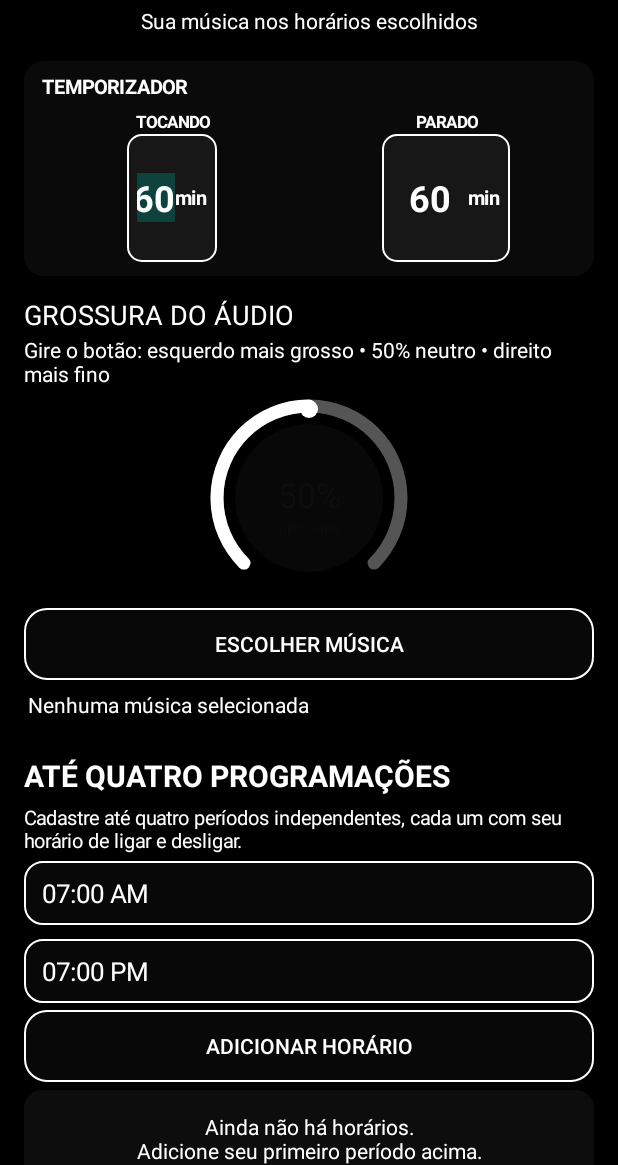
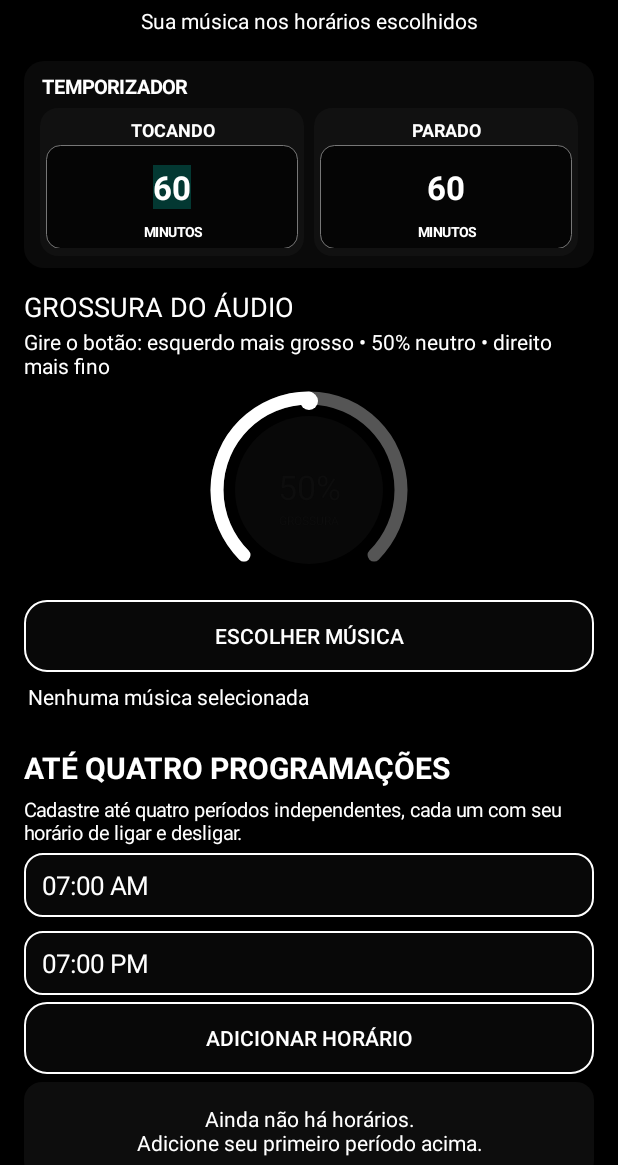
Before and after one commit to marvesanttos-dotcom/contador-flexoes., an Android app: the screen it shows after launch (MainActivity), on a phone screen of 412 x 824 dp, the part 71-1236 px from its top. Run offline under Robolectric (Android 15) with nearby library versions, the phone set to English and light mode, and no system bars.

Commit message:
Padroniza e moderniza cartões do temporizador

```diff
--- a/app/src/main/java/br/com/playerprogramado/MainActivity.java
+++ b/app/src/main/java/br/com/playerprogramado/MainActivity.java
@@ -57,19 +57,19 @@ public class MainActivity extends Activity {
         LinearLayout timerCard=new LinearLayout(this); timerCard.setOrientation(LinearLayout.VERTICAL); timerCard.setPadding(16,12,16,12); timerCard.setBackground(roundedBackground(0xFF0A0A0A,20));
         LinearLayout.LayoutParams timerCardParams=new LinearLayout.LayoutParams(-1,-2); timerCardParams.setMargins(0,8,0,8); root.addView(timerCard,timerCardParams);
         TextView timerTitle=new TextView(this); timerTitle.setText("TEMPORIZADOR"); timerTitle.setTextSize(13); timerTitle.setTypeface(null,1); timerTitle.setTextColor(0xFFFFFFFF); timerTitle.setPadding(2,0,0,8); timerCard.addView(timerTitle);
-        LinearLayout timerFields=new LinearLayout(this); timerFields.setOrientation(LinearLayout.HORIZONTAL); timerFields.setGravity(Gravity.CENTER_VERTICAL); timerCard.addView(timerFields);
-        LinearLayout playingTile=new LinearLayout(this); playingTile.setOrientation(LinearLayout.VERTICAL); playingTile.setGravity(Gravity.CENTER); playingTile.setPadding(4,2,4,2);
-        TextView playingLabel=new TextView(this); playingLabel.setText("TOCANDO"); playingLabel.setTextSize(11); playingLabel.setTypeface(null,1); playingLabel.setTextColor(0xFFFFFFFF); playingLabel.setGravity(Gravity.CENTER); playingTile.addView(playingLabel,new LinearLayout.LayoutParams(-1,24));
-        LinearLayout playingBalloon=new LinearLayout(this); playingBalloon.setOrientation(LinearLayout.HORIZONTAL); playingBalloon.setGravity(Gravity.CENTER); playingBalloon.setPadding(10,4,10,4); GradientDrawable playingBg=roundedBackground(0xFF171717,14); playingBg.setStroke(2,0xFFFFFFFF); playingBalloon.setBackground(playingBg);
-        onMinutesField=new EditText(this); onMinutesField.setSingleLine(true); onMinutesField.setInputType(2); onMinutesField.setText(String.valueOf(prefs.getInt("cycle_on",60))); styleMinuteField(onMinutesField,""); onMinutesField.setTextSize(24); onMinutesField.setTypeface(null,1); onMinutesField.setTextColor(0xFFFFFFFF); onMinutesField.setBackgroundColor(0x00000000); onMinutesField.setSelectAllOnFocus(true); playingBalloon.addView(onMinutesField,new LinearLayout.LayoutParams(38,112));
-        TextView onUnit=new TextView(this); onUnit.setText("min"); onUnit.setTextSize(13); onUnit.setTypeface(null,1); onUnit.setTextColor(0xFFFFFFFF); playingBalloon.addView(onUnit); playingTile.addView(playingBalloon,new LinearLayout.LayoutParams(-2,128));
-        timerFields.addView(playingTile,new LinearLayout.LayoutParams(0,156,1));
-        LinearLayout stoppedTile=new LinearLayout(this); stoppedTile.setOrientation(LinearLayout.VERTICAL); stoppedTile.setGravity(Gravity.CENTER); stoppedTile.setPadding(4,2,4,2);
-        TextView stoppedLabel=new TextView(this); stoppedLabel.setText("PARADO"); stoppedLabel.setTextSize(11); stoppedLabel.setTypeface(null,1); stoppedLabel.setTextColor(0xFFFFFFFF); stoppedLabel.setGravity(Gravity.CENTER); stoppedTile.addView(stoppedLabel,new LinearLayout.LayoutParams(-1,24));
-        LinearLayout stoppedBalloon=new LinearLayout(this); stoppedBalloon.setOrientation(LinearLayout.HORIZONTAL); stoppedBalloon.setGravity(Gravity.CENTER); stoppedBalloon.setPadding(10,4,10,4); GradientDrawable stoppedBg=roundedBackground(0xFF171717,14); stoppedBg.setStroke(2,0xFFFFFFFF); stoppedBalloon.setBackground(stoppedBg);
-        offMinutesField=new EditText(this); offMinutesField.setSingleLine(true); offMinutesField.setInputType(2); offMinutesField.setText(String.valueOf(prefs.getInt("cycle_off",60))); styleMinuteField(offMinutesField,""); offMinutesField.setTextSize(24); offMinutesField.setTypeface(null,1); offMinutesField.setTextColor(0xFFFFFFFF); offMinutesField.setBackgroundColor(0x00000000); offMinutesField.setSelectAllOnFocus(true); stoppedBalloon.addView(offMinutesField,new LinearLayout.LayoutParams(76,56));
-        TextView offUnit=new TextView(this); offUnit.setText("min"); offUnit.setTextSize(13); offUnit.setTypeface(null,1); offUnit.setTextColor(0xFFFFFFFF); stoppedBalloon.addView(offUnit); stoppedTile.addView(stoppedBalloon,new LinearLayout.LayoutParams(-2,128));
-        LinearLayout.LayoutParams stoppedParams=new LinearLayout.LayoutParams(0,156,1); stoppedParams.setMargins(10,0,0,0); timerFields.addView(stoppedTile,stoppedParams);
+        LinearLayout timerFields=new LinearLayout(this); timerFields.setOrientation(LinearLayout.HORIZONTAL); timerFields.setGravity(Gravity.CENTER); timerCard.addView(timerFields);
+        LinearLayout playingTile=new LinearLayout(this); playingTile.setOrientation(LinearLayout.VERTICAL); playingTile.setGravity(Gravity.CENTER); playingTile.setPadding(6,8,6,8); playingTile.setBackground(roundedBackground(0xFF111111,18));
+        TextView playingLabel=new TextView(this); playingLabel.setText("TOCANDO"); playingLabel.setTextSize(12); playingLabel.setTypeface(null,1); playingLabel.setTextColor(0xFFFFFFFF); playingLabel.setGravity(Gravity.CENTER); playingTile.addView(playingLabel,new LinearLayout.LayoutParams(-1,30));
+        LinearLayout playingBalloon=new LinearLayout(this); playingBalloon.setOrientation(LinearLayout.VERTICAL); playingBalloon.setGravity(Gravity.CENTER); playingBalloon.setPadding(8,8,8,8); GradientDrawable playingBg=roundedBackground(0xFF050505,14); playingBg.setStroke(1,0xFF777777); playingBalloon.setBackground(playingBg);
+        onMinutesField=new EditText(this); onMinutesField.setSingleLine(true); onMinutesField.setInputType(2); onMinutesField.setText(String.valueOf(prefs.getInt("cycle_on",60))); styleMinuteField(onMinutesField,""); onMinutesField.setTextSize(22); onMinutesField.setTypeface(null,1); onMinutesField.setTextColor(0xFFFFFFFF); onMinutesField.setBackgroundColor(0x00000000); onMinutesField.setSelectAllOnFocus(true); onMinutesField.setGravity(Gravity.CENTER); playingBalloon.addView(onMinutesField,new LinearLayout.LayoutParams(-1,0,1));
+        TextView onUnit=new TextView(this); onUnit.setText("MINUTOS"); onUnit.setTextSize(9); onUnit.setTypeface(null,1); onUnit.setTextColor(0xFFBBBBBB); onUnit.setGravity(Gravity.CENTER); playingBalloon.addView(onUnit); playingTile.addView(playingBalloon,new LinearLayout.LayoutParams(-1,104));
+        timerFields.addView(playingTile,new LinearLayout.LayoutParams(0,148,1));
+        LinearLayout stoppedTile=new LinearLayout(this); stoppedTile.setOrientation(LinearLayout.VERTICAL); stoppedTile.setGravity(Gravity.CENTER); stoppedTile.setPadding(6,8,6,8); stoppedTile.setBackground(roundedBackground(0xFF111111,18));
+        TextView stoppedLabel=new TextView(this); stoppedLabel.setText("PARADO"); stoppedLabel.setTextSize(12); stoppedLabel.setTypeface(null,1); stoppedLabel.setTextColor(0xFFFFFFFF); stoppedLabel.setGravity(Gravity.CENTER); stoppedTile.addView(stoppedLabel,new LinearLayout.LayoutParams(-1,30));
+        LinearLayout stoppedBalloon=new LinearLayout(this); stoppedBalloon.setOrientation(LinearLayout.VERTICAL); stoppedBalloon.setGravity(Gravity.CENTER); stoppedBalloon.setPadding(8,8,8,8); GradientDrawable stoppedBg=roundedBackground(0xFF050505,14); stoppedBg.setStroke(1,0xFF777777); stoppedBalloon.setBackground(stoppedBg);
+        offMinutesField=new EditText(this); offMinutesField.setSingleLine(true); offMinutesField.setInputType(2); offMinutesField.setText(String.valueOf(prefs.getInt("cycle_off",60))); styleMinuteField(offMinutesField,""); offMinutesField.setTextSize(22); offMinutesField.setTypeface(null,1); offMinutesField.setTextColor(0xFFFFFFFF); offMinutesField.setBackgroundColor(0x00000000); offMinutesField.setSelectAllOnFocus(true); offMinutesField.setGravity(Gravity.CENTER); stoppedBalloon.addView(offMinutesField,new LinearLayout.LayoutParams(-1,0,1));
+        TextView offUnit=new TextView(this); offUnit.setText("MINUTOS"); offUnit.setTextSize(9); offUnit.setTypeface(null,1); offUnit.setTextColor(0xFFBBBBBB); offUnit.setGravity(Gravity.CENTER); stoppedBalloon.addView(offUnit); stoppedTile.addView(stoppedBalloon,new LinearLayout.LayoutParams(-1,104));
+        LinearLayout.LayoutParams stoppedParams=new LinearLayout.LayoutParams(0,148,1); stoppedParams.setMargins(10,0,0,0); timerFields.addView(stoppedTile,stoppedParams);
         TextView toneTitle=new TextView(this); toneTitle.setText("GROSSURA DO ÁUDIO"); toneTitle.setTextSize(18); toneTitle.setTextColor(0xFFFFFFFF); toneTitle.setPadding(0,12,0,2); root.addView(toneTitle);
         TextView toneHint=new TextView(this); toneHint.setText("Gire o botão: esquerdo mais grosso • 50% neutro • direito mais fino"); root.addView(toneHint);
         ToneKnob toneControl=new ToneKnob(this); toneControl.setValue(prefs.getInt("tone",50)); LinearLayout.LayoutParams knobParams=new LinearLayout.LayoutParams(220,220); knobParams.gravity=Gravity.CENTER; root.addView(toneControl,knobParams);
@@ -117,7 +117,7 @@ public class MainActivity extends Activity {
                 t.setHintTextColor(0xFFBDBDBD);
                 if(view==onMinutesField || view==offMinutesField){
                     t.setTextColor(0xFFFFFFFF);
-                    t.setTextSize(24);
+                    t.setTextSize(22);
                     t.setTypeface(null,1);
                     t.setGravity(Gravity.CENTER);
                     t.setPadding(0,0,0,0);
```
